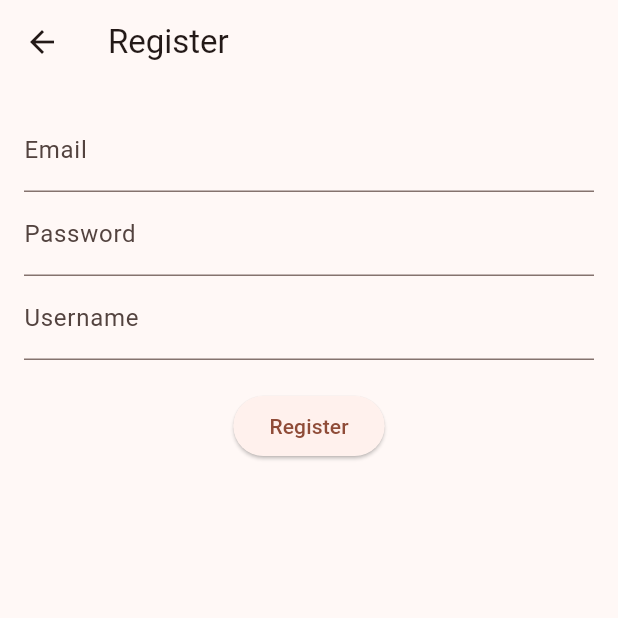
After one commit to Hayaalbaker/2024-25_GP_11, a Flutter app: the screen it shows after launch, after a tap on an icon or button, on a phone screen of 412 x 824 dp, the top half of it. The commit adds this screen. Run offline on Flutter 3.47's test engine with Material 3 defaults, Android fonts, the phone set to English and light mode, and no system bars; our stand-ins replace cloud_firestore, firebase_auth, firebase_core; accounts and stored records are empty; network calls fail.

Commit message:
auth services added

```diff
--- /dev/null
+++ b/lib/auth_service.dart
@@ -0,0 +1,51 @@
+import 'package:firebase_auth/firebase_auth.dart';
+
+class AuthService {
+  final FirebaseAuth _auth = FirebaseAuth.instance;
+
+  // Stream to listen to authentication state changes
+  Stream<User?> get authStateChanges => _auth.authStateChanges();
+
+  // Register with Email & Password
+  Future<User?> registerWithEmailAndPassword(String email, String password) async {
+    try {
+      UserCredential result = await _auth.createUserWithEmailAndPassword(
+        email: email,
+        password: password,
+      );
+      return result.user;
+    } on FirebaseAuthException catch (e) {
+      print('Registration Error: ${e.code} - ${e.message}');
+      return null;
+    } catch (e) {
+      print('Registration Error: $e');
+      return null;
+    }
+  }
+
+  // Sign in with Email & Password
+  Future<User?> signInWithEmailAndPassword(String email, String password) async {
+    try {
+      UserCredential result = await _auth.signInWithEmailAndPassword(
+        email: email,
+        password: password,
+      );
+      return result.user;
+    } on FirebaseAuthException catch (e) {
+      print('Sign In Error: ${e.code} - ${e.message}');
+      return null;
+    } catch (e) {
+      print('Sign In Error: $e');
+      return null;
+    }
+  }
+
+  // Sign Out
+  Future<void> signOut() async {
+    try {
+      await _auth.signOut();
+    } catch (e) {
+      print('Sign Out Error: $e');
+    }
+  }
+}
--- /dev/null
+++ b/lib/login_screen.dart
@@ -0,0 +1,138 @@
+import 'package:flutter/material.dart';
+import 'package:firebase_auth/firebase_auth.dart'; // Import Firebase User
+import 'auth_service.dart';
+
+class LoginScreen extends StatefulWidget {
+  @override
+  _LoginScreenState createState() => _LoginScreenState();
+}
+
+class _LoginScreenState extends State<LoginScreen> {
+  final AuthService _authService = AuthService();
+
+  final TextEditingController emailController = TextEditingController();
+  final TextEditingController passwordController = TextEditingController();
+
+  @override
+  Widget build(BuildContext context) {
+    return Scaffold(
+      appBar: AppBar(title: const Text('Login')),
+      body: Padding(
+        padding: const EdgeInsets.all(16.0),
+        child: Column(
+          mainAxisAlignment: MainAxisAlignment.center,
+          children: [
+            TextField(
+              controller: emailController,
+              decoration: const InputDecoration(labelText: 'Email'),
+              keyboardType: TextInputType.emailAddress,
+            ),
+            TextField(
+              controller: passwordController,
+              decoration: const InputDecoration(labelText: 'Password'),
+              obscureText: true,
+            ),
+            const SizedBox(height: 20),
+            ElevatedButton(
+              onPressed: () async {
+                User? user = await _authService.signInWithEmailAndPassword(
+                  emailController.text.trim(),
+                  passwordController.text.trim(),
+                );
+
+                if (mounted) { // Check if the widget is still mounted
+                  if (user != null) {
+                    print('Signed in: ${user.email}');
+                    // Navigate to another screen on successful login
+                    // Navigator.pushReplacement(context, MaterialPageRoute(builder: (context) => HomeScreen()));
+                  } else {
+                    // Show Snackbar with error message
+                    ScaffoldMessenger.of(context).showSnackBar(
+                      SnackBar(content: Text('Sign in failed. Please check your credentials.')),
+                    );
+                  }
+                }
+              },
+              child: const Text('Login'),
+            ),
+            TextButton(
+              onPressed: () {
+                Navigator.push(
+                  context,
+                  MaterialPageRoute(builder: (context) => RegisterScreen()),
+                );
+              },
+              child: const Text('Don\'t have an account? Register'),
+            ),
+          ],
+        ),
+      ),
+    );
+  }
+}
+
+class RegisterScreen extends StatefulWidget {
+  @override
+  _RegisterScreenState createState() => _RegisterScreenState();
+}
+
+class _RegisterScreenState extends State<RegisterScreen> {
+  final AuthService _authService = AuthService();
+
+  final TextEditingController emailController = TextEditingController();
+  final TextEditingController passwordController = TextEditingController();
+  final TextEditingController userNameController = TextEditingController();
+
+  @override
+  Widget build(BuildContext context) {
+    return Scaffold(
+      appBar: AppBar(title: const Text('Register')),
+      body: Padding(
+        padding: const EdgeInsets.all(16.0),
+        child: SingleChildScrollView(
+          child: Column(
+            children: [
+              TextField(
+                controller: emailController,
+                decoration: const InputDecoration(labelText: 'Email'),
+                keyboardType: TextInputType.emailAddress,
+              ),
+              TextField(
+                controller: passwordController,
+                decoration: const InputDecoration(labelText: 'Password'),
+                obscureText: true,
+              ),
+              TextField(
+                controller: userNameController,
+                decoration: const InputDecoration(labelText: 'Username'),
+              ),
+              const SizedBox(height: 20),
+              ElevatedButton(
+                onPressed: () async {
+                  User? user = await _authService.registerWithEmailAndPassword(
+                    emailController.text.trim(),
+                    passwordController.text.trim(),
+                  );
+
+                  if (mounted) { // Check if the widget is still mounted
+                    if (user != null) {
+                      print('Registered successfully');
+                      Navigator.pop(context);
+                    } else {
+                      print('Registration failed');
+                      // Show Snackbar with error message if needed
+                      ScaffoldMessenger.of(context).showSnackBar(
+                        SnackBar(content: Text('Registration failed. Please try again.')),
+                      );
+                    }
+                  }
+                },
+                child: const Text('Register'),
+              ),
+            ],
+          ),
+        ),
+      ),
+    );
+  }
+}
--- a/lib/main.dart
+++ b/lib/main.dart
@@ -1,7 +1,11 @@
+// lib/main.dart
 import 'package:firebase_core/firebase_core.dart';
 import 'firebase_options.dart';
 import 'package:flutter/material.dart';
 import 'database.dart';
+import 'auth_service.dart';
+import 'login_screen.dart';
+import 'package:firebase_auth/firebase_auth.dart';
 
 void main() async {
   WidgetsFlutterBinding.ensureInitialized();
@@ -24,19 +28,52 @@ class MyApp extends StatelessWidget {
         useMaterial3: true,
         colorScheme: ColorScheme.fromSeed(seedColor: Colors.deepOrange),
       ),
-      home: MyHomePage(),
+      home: AuthenticationWrapper(),
+    );
+  }
+}
+
+class AuthenticationWrapper extends StatelessWidget {
+  @override
+  Widget build(BuildContext context) {
+    return StreamBuilder<User?>(
+      stream: FirebaseAuth.instance.authStateChanges(),
+      builder: (context, snapshot) {
+        if (snapshot.connectionState == ConnectionState.active) {
+          User? user = snapshot.data;
+          if (user == null) {
+            return LoginScreen();
+          } else {
+            return MyHomePage();
+          }
+        }
+
+        // Loading state
+        return Scaffold(
+          body: Center(child: CircularProgressIndicator()),
+        );
+      },
     );
   }
 }
 
 class MyHomePage extends StatelessWidget {
   final FirestoreService _firestoreService = FirestoreService(); // Create an instance of FirestoreService
+  final AuthService _authService = AuthService();
 
   @override
   Widget build(BuildContext context) {
     return Scaffold(
       appBar: AppBar(
         title: const Text('Localize'),
+        actions: [
+          IconButton(
+            icon: Icon(Icons.logout),
+            onPressed: () async {
+              await _authService.signOut();
+            },
+          ),
+        ],
       ),
       body: Center(
         child: Column(
@@ -44,10 +81,10 @@ class MyHomePage extends StatelessWidget {
           children: [
             ElevatedButton(
               onPressed: () {
-                // Add a user to Firestore
-                _firestoreService.addUser('userId', 'password123', 'John Doe', 'USA', 'New York', 'john@example.com', ['traveling', 'food']);
+                // Example: Add user details (should be handled during registration)
+                // _firestoreService.addUserDetails(...);
               },
-              child: const Text('Add User to Firestore'),
+              child: const Text('Add User Details to Firestore'),
             ),
             const SizedBox(height: 16),
             ElevatedButton(
--- a/pubspec.yaml
+++ b/pubspec.yaml
@@ -13,7 +13,6 @@ dependencies:
     sdk: flutter
 
   cloud_firestore: ^5.4.3
-  english_words: ^4.0.0
   provider: ^6.0.0
   firebase_core: ^3.6.0
   firebase_auth: ^5.3.1
```
Also changed, not shown: lib/database.dart (+19 -12 lines), pubspec.lock.
